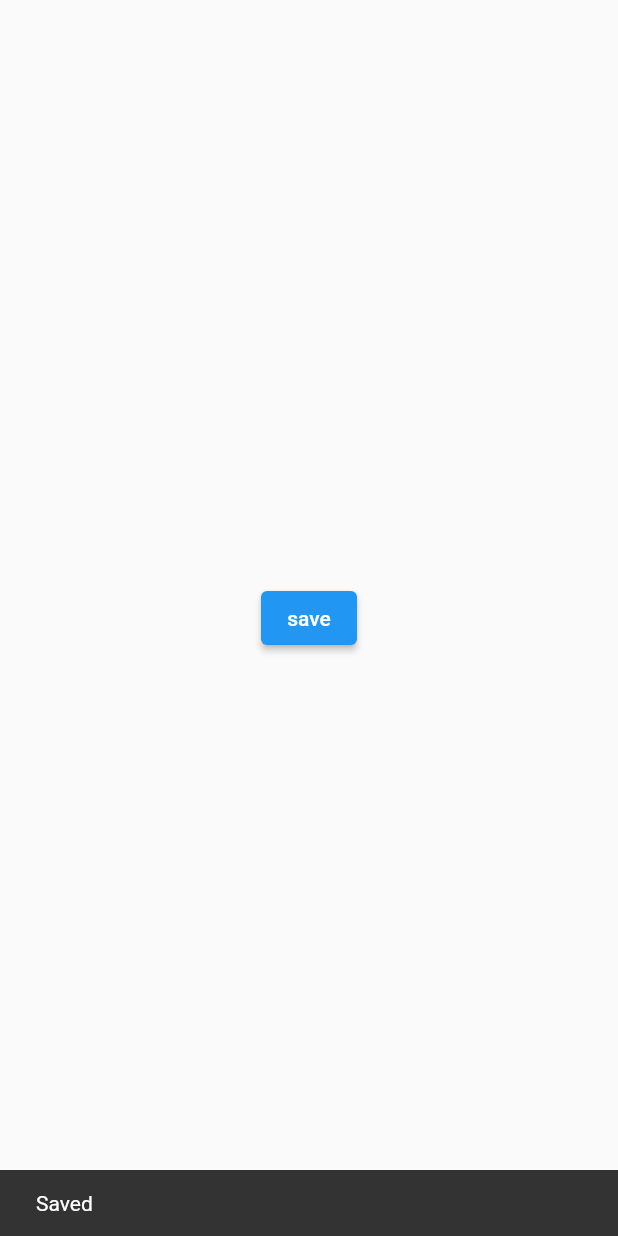
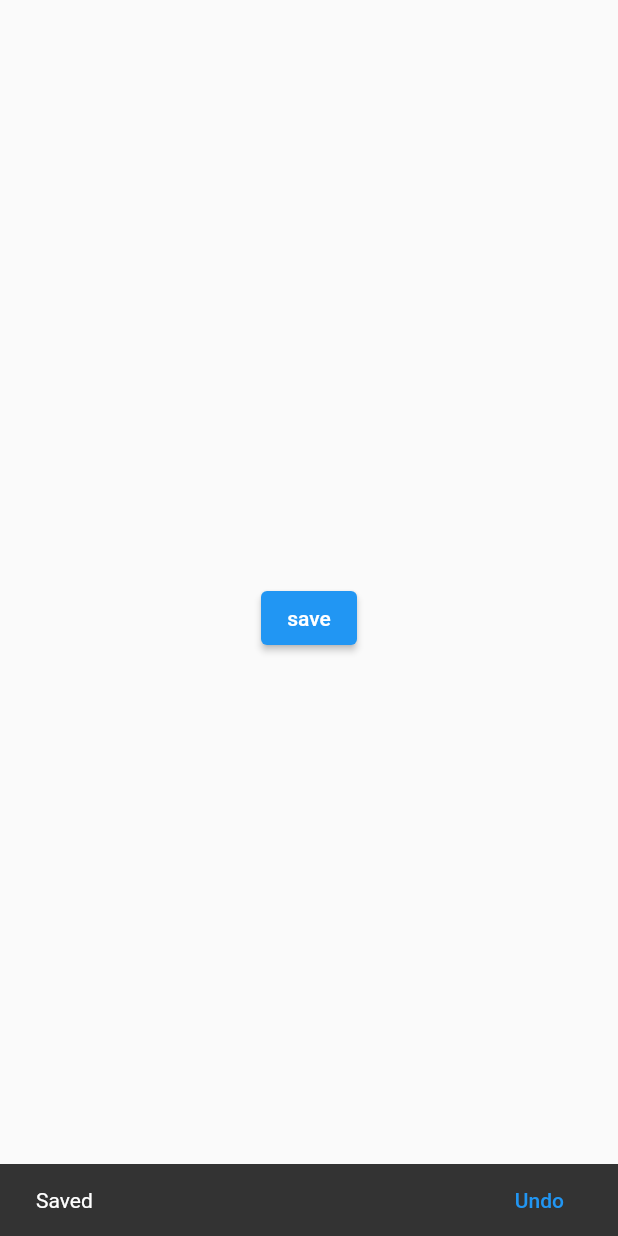
Before and after one commit to ruiyotabby/dialog, a Flutter app: the screen it shows after launch, after a tap on "save", on a phone screen of 412 x 824 dp. Run offline on Flutter 3.47's test engine with Material 2 defaults, Android fonts, the phone set to English and light mode, and no system bars.

Commit message:
commit
Signed-off-by: Ruiyot Abby <ruiyotabby@gmail.com>

```diff
--- a/lib/main.dart
+++ b/lib/main.dart
@@ -23,7 +23,13 @@ class MainPage extends StatefulWidget {
 }
 
 class _MainPageState extends State<MainPage> {
-  final snackBar = SnackBar(content: Text('Saved'));
+  final snackBar = SnackBar(
+    content: Text('Saved'),
+    action: SnackBarAction(
+      label: 'Undo',
+      onPressed: () {},
+    ),
+  );
 
   @override
   Widget build(BuildContext context) {
```
